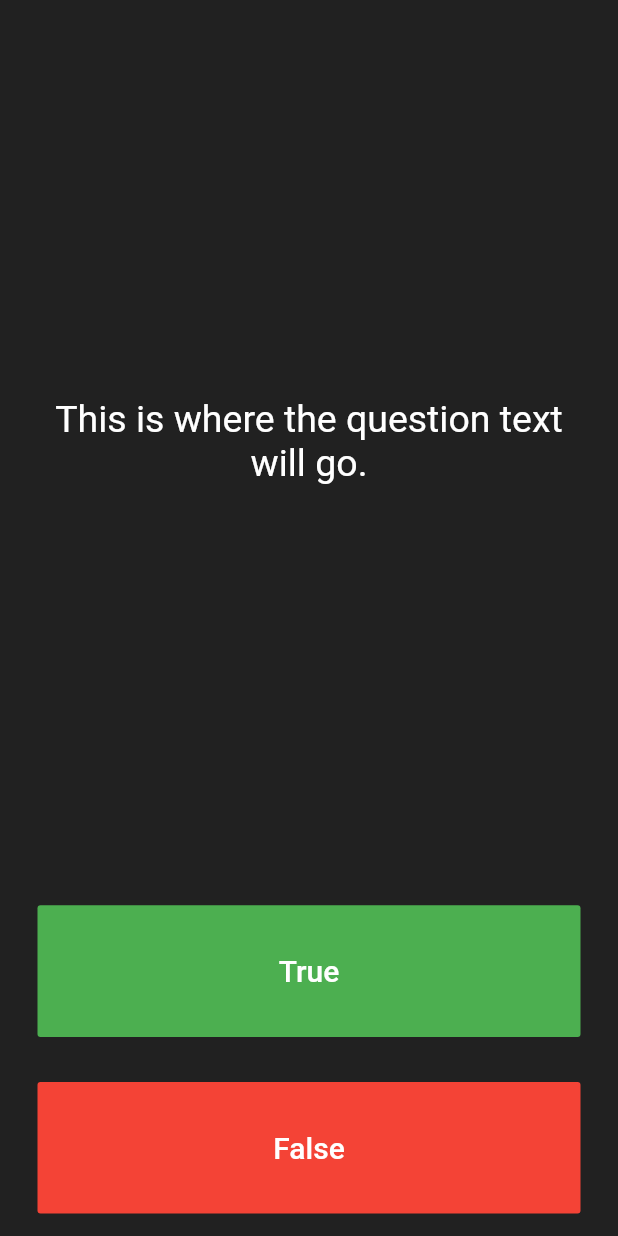
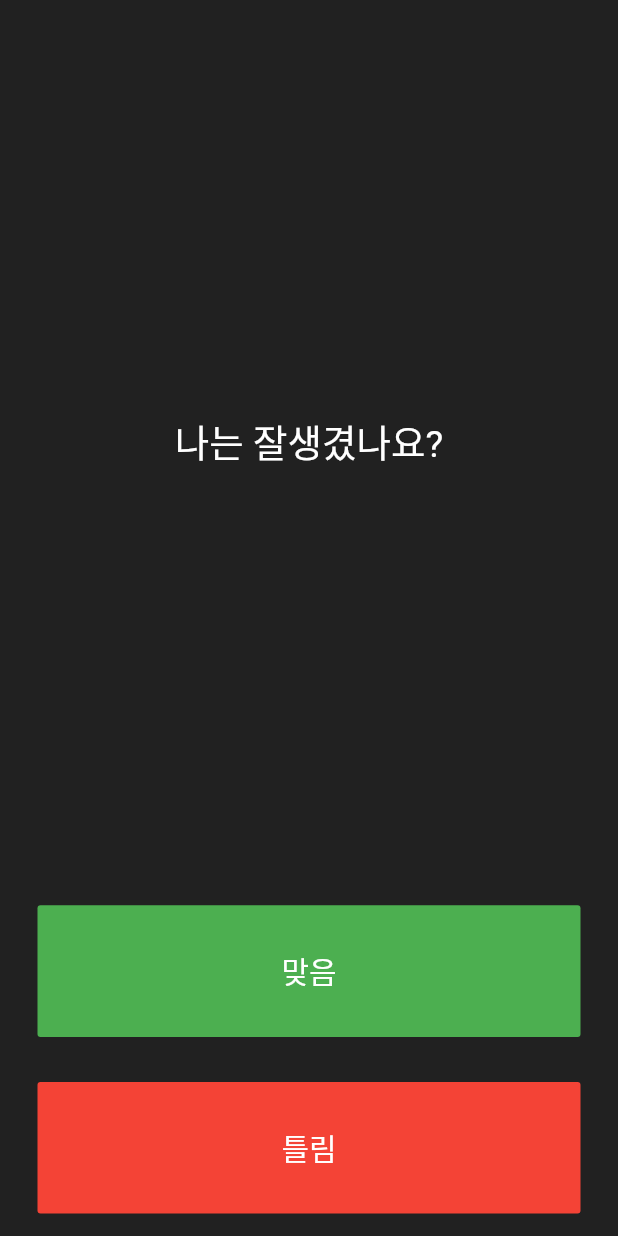
Before and after one commit to Yoonwoojae/quizzler_flutter, a Flutter app: the screen it shows after launch, on a phone screen of 412 x 824 dp. Run offline on Flutter 3.47's test engine with Material 2 defaults, Android fonts, the phone set to English and light mode, and no system bars.

Commit message:
문구 수정

```diff
--- a/lib/main.dart
+++ b/lib/main.dart
@@ -37,7 +37,7 @@ class _QuizPageState extends State<QuizPage> {
             padding: EdgeInsets.all(10.0),
             child: Center(
               child: Text(
-                'This is where the question text will go.',
+                '나는 잘생겼나요?',
                 textAlign: TextAlign.center,
                 style: TextStyle(
                   fontSize: 25.0,
@@ -54,7 +54,7 @@ class _QuizPageState extends State<QuizPage> {
               textColor: Colors.white,
               color: Colors.green,
               child: Text(
-                'True',
+                '맞음',
                 style: TextStyle(
                   color: Colors.white,
                   fontSize: 20.0,
@@ -72,7 +72,7 @@ class _QuizPageState extends State<QuizPage> {
             child: FlatButton(
               color: Colors.red,
               child: Text(
-                'False',
+                '틀림',
                 style: TextStyle(
                   fontSize: 20.0,
                   color: Colors.white,
```
